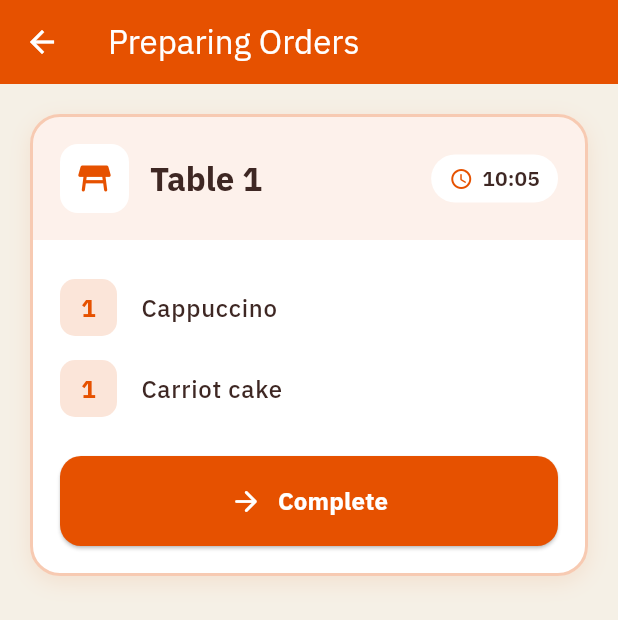
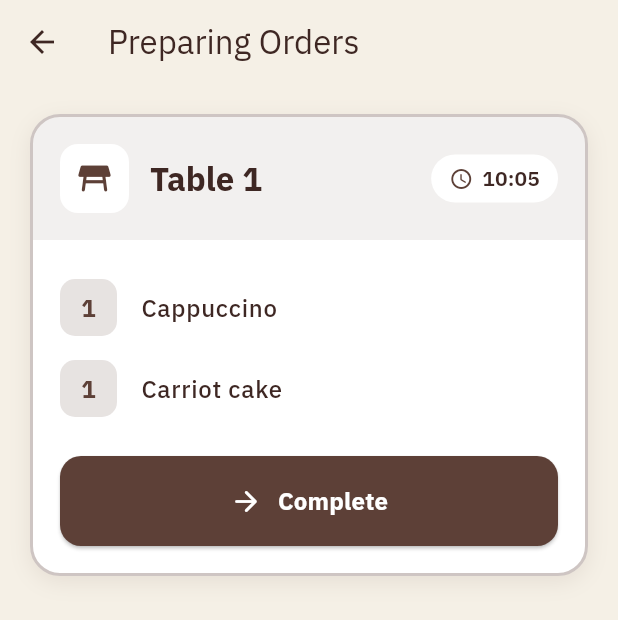
Before and after one commit to anabeatm/sistema-de-gestao-para-cafeteria, a Flutter app: the KitchenPage screen opened by its route, after a tap on "Preparing", on a phone screen of 412 x 824 dp. Shown: the top 620 px of the screen. Run offline on Flutter 3.47's test engine with Material 3 defaults, Android fonts, the phone set to English and light mode, and no system bars; our stand-ins replace go_router.

Commit message:
refactor: update color scheme for kitchen and orders pages

```diff
--- a/projeto_cafeteria/lib/screens/kitchen/kitchen_page.dart
+++ b/projeto_cafeteria/lib/screens/kitchen/kitchen_page.dart
@@ -45,7 +45,7 @@ class KitchenPage extends StatelessWidget {
               context,
               title: "Pending Orders",
               icon: Icons.pending_outlined,
-              color: CoffeeColors.error,
+              color: CoffeeColors.mocha,
               route: Routes.pendingOrders,
             ),
             const SizedBox(height: 20),
@@ -53,7 +53,7 @@ class KitchenPage extends StatelessWidget {
               context,
               title: "Preparing",
               icon: Icons.restaurant_rounded,
-              color: CoffeeColors.warning,
+              color: CoffeeColors.mocha,
               route: Routes.preparingOrders,
             ),
             const SizedBox(height: 20),
@@ -61,7 +61,7 @@ class KitchenPage extends StatelessWidget {
               context,
               title: "Ready to go",
               icon: Icons.check_circle_outline_rounded,
-              color: CoffeeColors.success,
+              color: CoffeeColors.mocha,
               route: Routes.readyOrders,
             ),
           ],
--- a/projeto_cafeteria/lib/screens/kitchen/preparing_orders_page.dart
+++ b/projeto_cafeteria/lib/screens/kitchen/preparing_orders_page.dart
@@ -16,8 +16,7 @@ class PreparingOrdersPage extends StatelessWidget {
           'Preparing Orders',
           style: TextStyle(fontFamily: AppFonts.mainFont),
         ),
-        backgroundColor: CoffeeColors.warning,
-        foregroundColor: Colors.white,
+        foregroundColor: CoffeeColors.coffeeBrown,
       ),
       body: Consumer<OrderService>(
         builder: (context, orderService, child) {
@@ -44,13 +43,13 @@ class PreparingOrdersPage extends StatelessWidget {
               return KitchenOrderCard(
                 order: order,
                 nextStatus: 'Ready',
-                color: CoffeeColors.warning,
+                color: CoffeeColors.coffeeLight,
                 onActionPressed: () {
                   orderService.moveToReady(order);
                   ScaffoldMessenger.of(context).showSnackBar(
                     const SnackBar(
                       content: Text('Order moved to Ready!'),
-                      backgroundColor: CoffeeColors.warning,
+                      backgroundColor: CoffeeColors.coffeeBrown,
                     ),
                   );
                 },
--- a/projeto_cafeteria/lib/screens/menu_page.dart
+++ b/projeto_cafeteria/lib/screens/menu_page.dart
@@ -24,7 +24,6 @@ class _MenuPageState extends State<MenuPage> {
     return Scaffold(
       backgroundColor: CoffeeColors.cream,
       appBar: AppBar(
-        backgroundColor: CoffeeColors.coffeeLight,
         leading: IconButton(
           icon: Container(
             padding: const EdgeInsets.all(8),
@@ -44,7 +43,7 @@ class _MenuPageState extends State<MenuPage> {
           "Digital Menu",
           style: TextStyle(
             fontFamily: AppFonts.mainFont,
-            color: CoffeeColors.cream,
+            color: CoffeeColors.coffeeBrown,
           ),
         ),
         centerTitle: true,
--- a/projeto_cafeteria/lib/screens/orders/new_order_page.dart
+++ b/projeto_cafeteria/lib/screens/orders/new_order_page.dart
@@ -54,7 +54,7 @@ class _NewOrdersPageState extends State<NewOrderPage> {
     return Scaffold(
       backgroundColor: CoffeeColors.cream,
       appBar: AppBar(
-        backgroundColor: CoffeeColors.coffeeLight,
+        // backgroundColor: CoffeeColors.coffeeLight,
         leading: IconButton(
           icon: Container(
             padding: const EdgeInsets.all(8),
@@ -74,7 +74,7 @@ class _NewOrdersPageState extends State<NewOrderPage> {
           "Add new order",
           style: TextStyle(
             fontFamily: AppFonts.mainFont,
-            color: CoffeeColors.cream,
+            color: CoffeeColors.coffeeBrown,
           ),
         ),
         centerTitle: true,
--- a/projeto_cafeteria/lib/screens/orders/orders_dashboard_page.dart
+++ b/projeto_cafeteria/lib/screens/orders/orders_dashboard_page.dart
@@ -9,11 +9,7 @@ class OrdersDashboardPage extends StatelessWidget {
   Widget build(BuildContext context) {
     return Scaffold(
       backgroundColor: CoffeeColors.cream,
-      appBar: AppBar(
-        title: const Text("Orders Management"),
-        backgroundColor: CoffeeColors.coffeeLight,
-        centerTitle: true,
-      ),
+      appBar: AppBar(title: const Text("Orders Management"), centerTitle: true),
       body: Padding(
         padding: const EdgeInsets.all(24.0),
         child: Column(
--- a/projeto_cafeteria/lib/screens/orders/table_selection_page.dart
+++ b/projeto_cafeteria/lib/screens/orders/table_selection_page.dart
@@ -12,11 +12,7 @@ class TableSelectionPage extends StatelessWidget {
         ModalRoute.of(context)?.settings.arguments as int?;
     return Scaffold(
       backgroundColor: CoffeeColors.cream,
-      appBar: AppBar(
-        title: const Text("Select table"),
-        backgroundColor: CoffeeColors.coffeeLight,
-        centerTitle: true,
-      ),
+      appBar: AppBar(title: const Text("Select table"), centerTitle: true),
       body: GridView.builder(
         padding: const EdgeInsets.all(20),
         gridDelegate: const SliverGridDelegateWithFixedCrossAxisCount(
```
Also changed, not shown: projeto_cafeteria/lib/screens/kitchen/pending_orders_page.dart (+3 -4 lines), projeto_cafeteria/lib/screens/kitchen/ready_orders_page.dart (+3 -4 lines).
